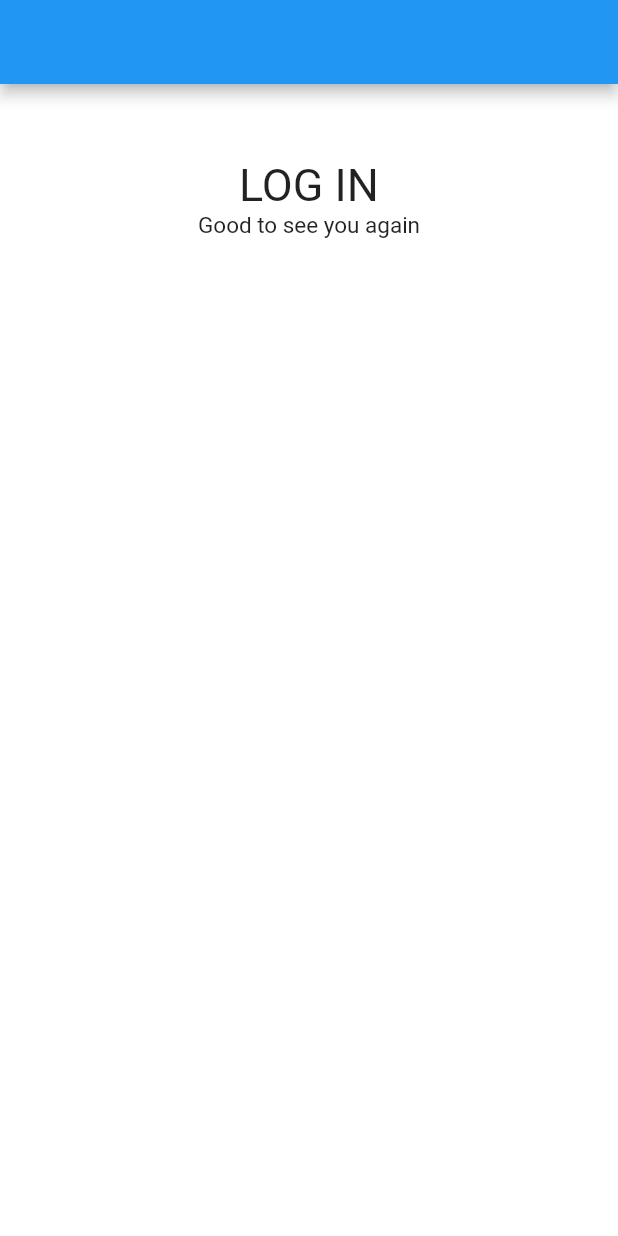
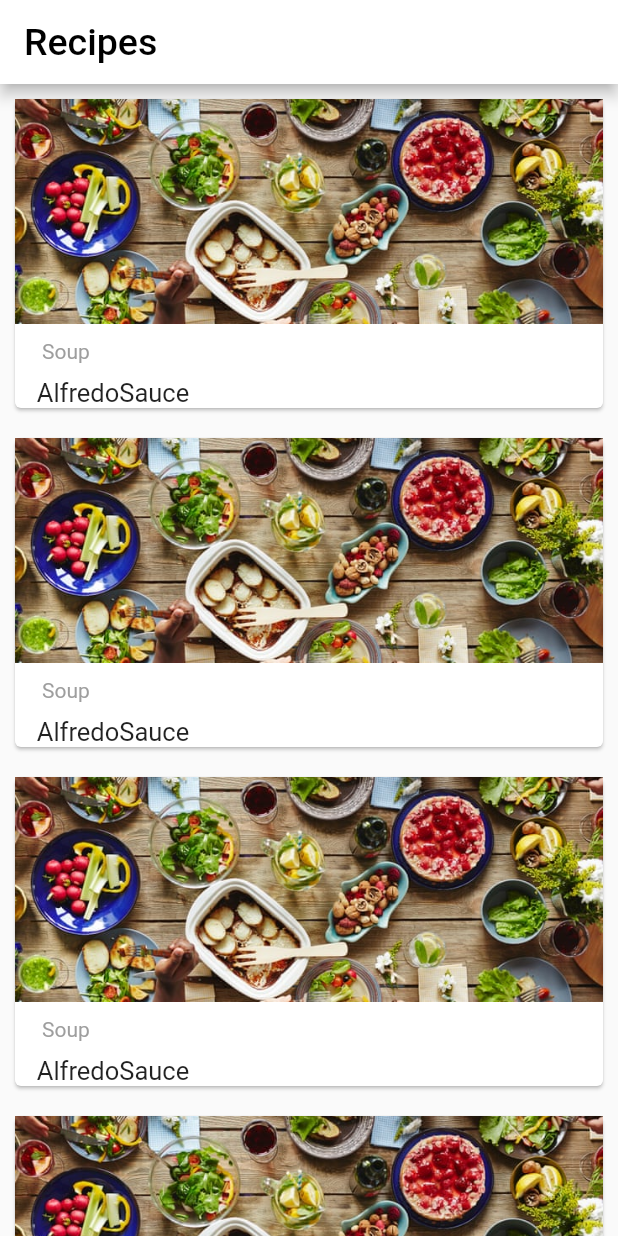
Before and after one commit to sahebsingh416/flutter-my-recipes-01000101, a Flutter app: the screen it shows after launch, on a phone screen of 412 x 824 dp. Run offline on Flutter 3.47's test engine with Material 2 defaults, Android fonts, the phone set to English and light mode, and no system bars.

Commit message:
RecipeListView Dev

```diff
--- a/lib/main.dart
+++ b/lib/main.dart
@@ -1,5 +1,6 @@
 import 'package:flutter/material.dart';
 import 'package:flutter_my_recipes_01000101/loginScreen.dart';
+import './recipe.dart';
 
 
 void main() => runApp(MyApp());
@@ -11,7 +12,9 @@ class MyApp extends StatelessWidget {
       debugShowCheckedModeBanner: false,
       routes: {
         '/': (context) => Login(),
+        '/recipes': (context) => Recipe(),
       },
+      initialRoute: '/recipes',
     );
   }
 }
--- /dev/null
+++ b/lib/recipe.dart
@@ -0,0 +1,62 @@
+import 'package:flutter/material.dart';
+
+void main() => runApp(Recipe());
+
+class Recipe extends StatefulWidget {
+  @override
+  _RecipeState createState() => _RecipeState();
+}
+
+class _RecipeState extends State<Recipe> {
+  @override
+  Widget build(BuildContext context) {
+    return MaterialApp(
+      debugShowCheckedModeBanner: false,
+      home: Scaffold(
+        appBar: AppBar(
+          title: Text(
+            "Recipes",
+            style: TextStyle(
+              color: Colors.black,
+              fontSize: 25,
+            ),
+          ),
+          backgroundColor: Colors.white,
+        ),
+        body: SafeArea(
+          child: ListView.builder(
+            shrinkWrap: true,
+            scrollDirection: Axis.vertical,
+            itemCount: 5,
+            itemBuilder: (BuildContext context, int index) {
+              return Card(
+                  margin: EdgeInsets.all(10),
+                  child: Column(
+                    children: <Widget>[
+                      Container(
+                        height: 150,
+                        width: double.infinity,
+                        child: Image.asset(
+                          "images/food.jpg",
+                          fit: BoxFit.fitWidth,
+                        ),
+                      ),
+                      Container(
+                        alignment: Alignment(-0.9, 0.0),
+                        margin: EdgeInsets.only(top: 10),
+                        child: Text("Soup",textAlign: TextAlign.left,style: TextStyle(color: Colors.grey),),
+                      ),
+                      Container(
+                        alignment: Alignment(-0.9, 0.0),
+                        margin: EdgeInsets.only(top: 10),
+                        child: Text("AlfredoSauce",textAlign: TextAlign.left,style: TextStyle(fontSize: 17),),
+                      ),
+                    ],
+                  ));
+            },
+          ),
+        ),
+      ),
+    );
+  }
+}
--- a/pubspec.yaml
+++ b/pubspec.yaml
@@ -41,9 +41,8 @@ flutter:
   uses-material-design: true
 
   # To add assets to your application, add an assets section, like this:
-  # assets:
-  #  - images/a_dot_burr.jpeg
-  #  - images/a_dot_ham.jpeg
+  assets:
+   - images/food.jpg
 
   # An image asset can refer to one or more resolution-specific "variants", see
   # https://flutter.dev/assets-and-images/#resolution-aware.
```
Also changed, not shown: images/food.jpg (added).
